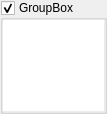
Old version of the form uman/src/QUCoverGroup.ui in the repository UltraStar-Deluxe/UltraStar-Manager.
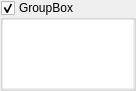
New version of the form. Custom widgets are drawn as their Qt base class.

What changed in the file:
```diff
--- a/uman/src/QUCoverGroup.ui
+++ b/uman/src/QUCoverGroup.ui
@@ -5,8 +5,8 @@
    <rect>
     <x>0</x>
     <y>0</y>
-    <width>107</width>
-    <height>114</height>
+    <width>136</width>
+    <height>71</height>
    </rect>
   </property>
   <property name="windowTitle" >
```
